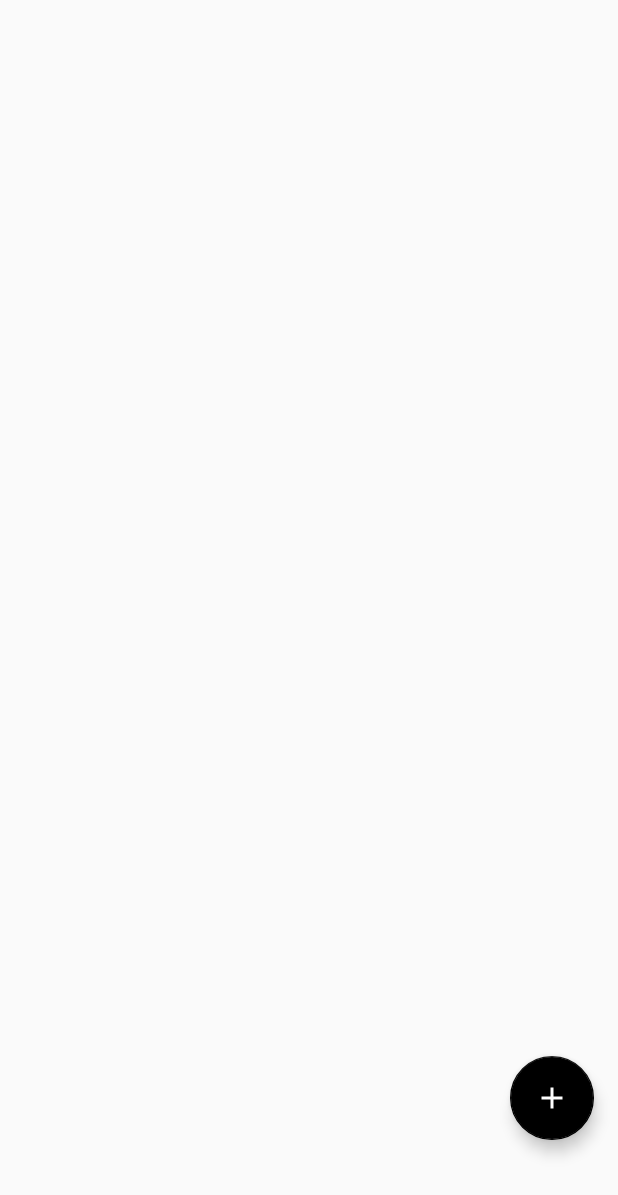
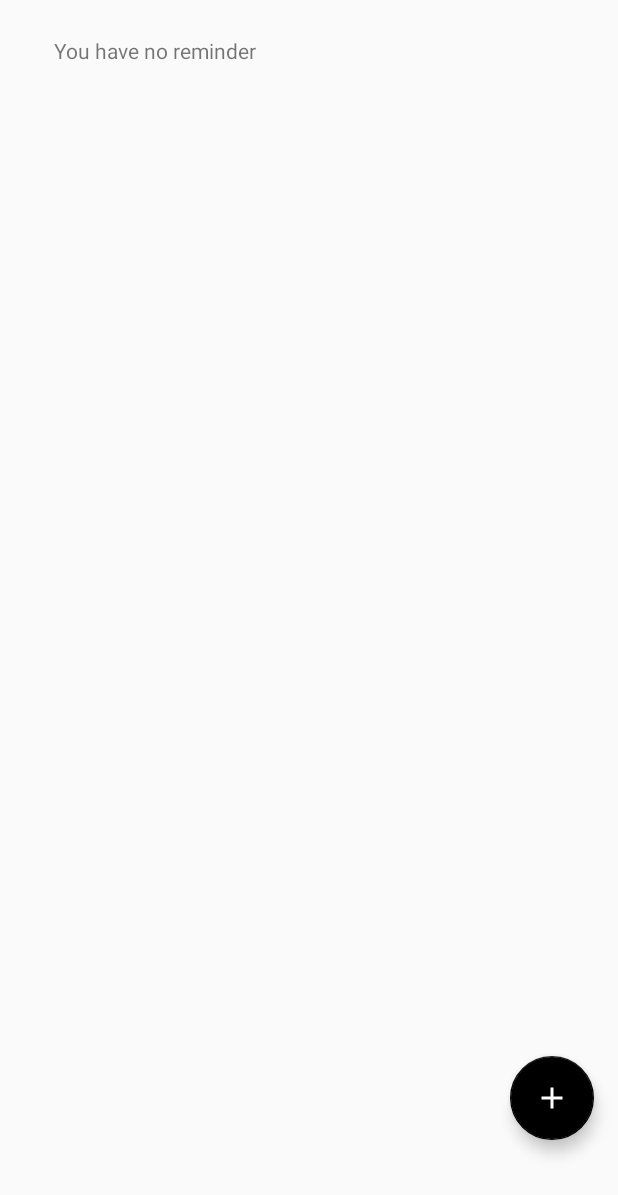
Before and after one commit to radiantdeer/AIDr, an Android app: the layout reminder.xml on its own in the app's theme, with its tools: preview values and no code run, on a phone screen of 412 x 824 dp. Shown: the top 1195 px of the screen. Run offline under Robolectric (Android 15) with nearby library versions, the phone set to English and light mode, and no system bars.

Commit message:
Added option to delete reminder..

```diff
--- a/app/src/main/res/layout/item_card_reminder.xml
+++ b/app/src/main/res/layout/item_card_reminder.xml
@@ -6,6 +6,7 @@
     android:layout_height="wrap_content">
 
     <android.support.v7.widget.CardView
+        android:id="@+id/cv_reminder"
         android:layout_width="match_parent"
         android:layout_height="match_parent"
         android:layout_marginLeft="32dp"
--- a/app/src/main/res/layout/reminder.xml
+++ b/app/src/main/res/layout/reminder.xml
@@ -5,10 +5,18 @@
     android:layout_width="match_parent"
     android:layout_height="match_parent">
 
+    <TextView
+        android:id="@+id/tv_no_reminder"
+        android:layout_width="match_parent"
+        android:layout_height="wrap_content"
+        android:paddingStart="36dp"
+        android:paddingTop="24dp"
+        android:text="@string/no_reminder" />
+
     <android.support.v7.widget.RecyclerView
         android:id="@+id/rv_reminder_list"
         android:layout_width="match_parent"
-        android:layout_height="wrap_content"
+        android:layout_height="match_parent"
         android:padding="16dp"
         app:layout_constraintBottom_toBottomOf="parent"
         app:layout_constraintTop_toTopOf="parent"
--- a/app/src/main/res/values/strings.xml
+++ b/app/src/main/res/values/strings.xml
@@ -5,4 +5,7 @@
     <string name="section_format">Hello World from section: %1$d</string>
     <string name="title_activity_add_reminder">AddReminder</string>
     <string name="title_activity_disease_explainer">DiseaseExplainer</string>
+    <string name="delete_reminder_title">Confirm Delete</string>
+    <string name="delete_reminder_message">Are you sure to delete reminder?</string>
+    <string name="no_reminder">You have no reminder</string>
 </resources>
```
Also changed, not shown: app/src/main/java/com/aidr/aidr/Adapter/ReminderAdapter.java (+63 -1 lines), app/src/main/java/com/aidr/aidr/ReminderFragment.java (+10 -1 lines).
